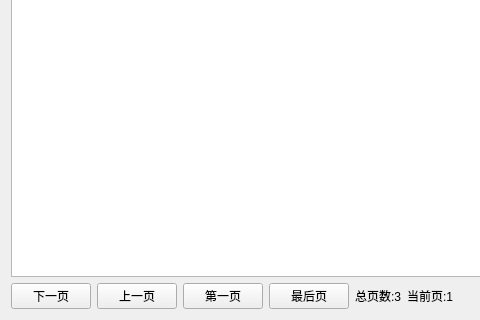
First picture: the form in HuaFonBench/src/dataAnalysis/dataAnalysis.ui, repository christing029/HuaFonBench, before the edit; both pictures show x 0 to 480 and y 392 to 712 of the 847 by 712 pixel window.
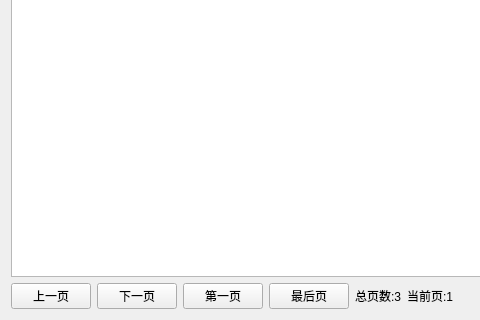
Second picture: the form after the edit.

The edit to the form file:
```diff
--- a/HuaFonBench/src/dataAnalysis/dataAnalysis.ui
+++ b/HuaFonBench/src/dataAnalysis/dataAnalysis.ui
@@ -29,16 +29,16 @@
      <item>
       <layout class="QHBoxLayout" name="horizontalLayout_3">
        <item>
-        <widget class="QPushButton" name="NextPage">
+        <widget class="QPushButton" name="PreviousPage">
          <property name="text">
-          <string>下一页</string>
+          <string>上一页</string>
          </property>
         </widget>
        </item>
        <item>
-        <widget class="QPushButton" name="PreviousPage">
+        <widget class="QPushButton" name="NextPage">
          <property name="text">
-          <string>上一页</string>
+          <string>下一页</string>
          </property>
         </widget>
        </item>
```
